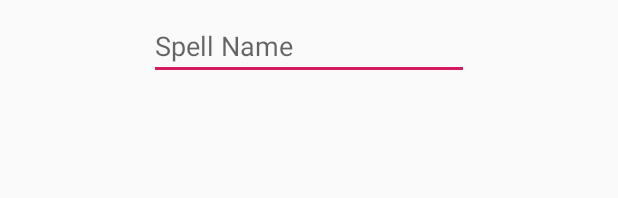
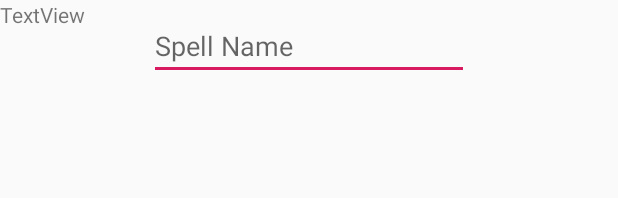
Before and after one commit to wrsexton/DungeonDorksAndroid, an Android app: the layout activity_spell_book.xml on its own in the app's theme, with its tools: preview values and no code run, on a phone screen of 412 x 824 dp. Shown: the top 198 px of the screen. Run offline under Robolectric (Android 15) with nearby library versions, the phone set to English and light mode, and no system bars.

```diff
--- a/app/build.gradle
+++ b/app/build.gradle
@@ -28,6 +28,9 @@ dependencies {
     implementation 'com.android.support:appcompat-v7:28.0.0'
     implementation 'com.android.support.constraint:constraint-layout:1.1.3'
     implementation 'com.android.support:design:28.0.0'
+    implementation 'com.google.code.gson:gson:2.8.5'
+    implementation 'com.squareup.retrofit2:retrofit:2.4.0'
+    implementation 'com.squareup.retrofit2:converter-gson:2.4.0'
     testImplementation 'junit:junit:4.12'
     androidTestImplementation 'com.android.support.test:runner:1.0.2'
     androidTestImplementation 'com.android.support.test.espresso:espresso-core:3.0.2'
--- a/app/src/main/AndroidManifest.xml
+++ b/app/src/main/AndroidManifest.xml
@@ -1,6 +1,8 @@
 <?xml version="1.0" encoding="utf-8"?>
 <manifest xmlns:android="http://schemas.android.com/apk/res/android"
           package="com.example.reese.dungeondorks">
+
+    <uses-permission android:name="android.permission.INTERNET" />
 
     <application
             android:allowBackup="true"
--- a/app/src/main/res/layout/activity_spell_book.xml
+++ b/app/src/main/res/layout/activity_spell_book.xml
@@ -25,4 +25,9 @@
             android:layout_marginLeft="8dp" android:layout_marginStart="8dp" app:layout_constraintEnd_toEndOf="parent"
             android:layout_marginEnd="8dp" android:layout_marginRight="8dp" android:layout_marginBottom="8dp"
             app:layout_constraintBottom_toBottomOf="parent" android:id="@+id/lstSpells"/>
+    <TextView
+            android:text="TextView"
+            android:layout_width="wrap_content"
+            android:layout_height="wrap_content" tools:layout_editor_absoluteY="42dp"
+            tools:layout_editor_absoluteX="300dp" android:id="@+id/textView"/>
 </android.support.constraint.ConstraintLayout>
```
Also changed, not shown: app/src/main/java/com/example/reese/dungeondorks/SpellBook.kt (+26 -0 lines).
